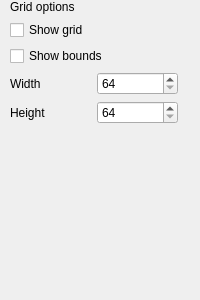
Qt form ui/GridOptions.ui (Fefedu973/OpenRGBVisualMapPlugin) before a commit.
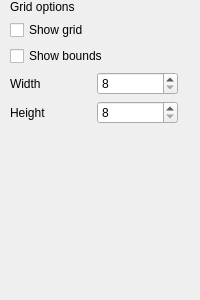
The same form after that commit.

Commit message: Set minimum size down to 8

```diff
--- a/ui/GridOptions.ui
+++ b/ui/GridOptions.ui
@@ -56,7 +56,7 @@
       <item row="0" column="1">
        <widget class="QSpinBox" name="w_spinBox">
         <property name="minimum">
-         <number>64</number>
+         <number>8</number>
         </property>
         <property name="maximum">
          <number>1024</number>
@@ -80,7 +80,7 @@
       <item row="0" column="1">
        <widget class="QSpinBox" name="h_spinBox">
         <property name="minimum">
-         <number>64</number>
+         <number>8</number>
         </property>
         <property name="maximum">
          <number>1024</number>
```
